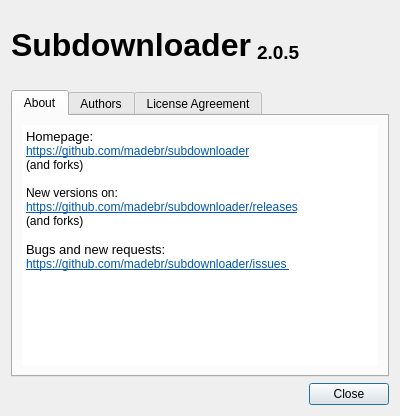
Qt form subdownloader/client/gui/about.ui (subdownloader/subdownloader) before a commit.
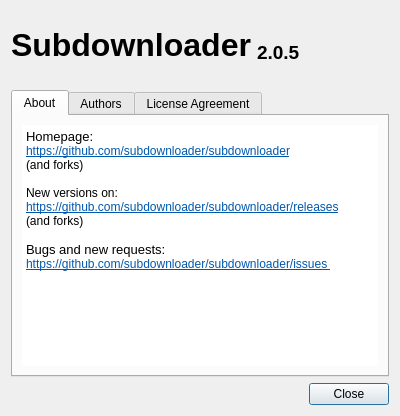
The same form after that commit. Icons and pictures are not drawn.

Commit message: Set project website to github.com/subdownloader/subdownloader

Patch:
```diff
--- a/subdownloader/client/gui/about.ui
+++ b/subdownloader/client/gui/about.ui
@@ -159,16 +159,16 @@
 p, li { white-space: pre-wrap; }
 &lt;/style&gt;&lt;/head&gt;&lt;body style=&quot; font-family:'Cantarell'; font-size:11pt; font-weight:400; font-style:normal;&quot;&gt;
 &lt;p style=&quot; margin-top:0px; margin-bottom:0px; margin-left:0px; margin-right:0px; -qt-block-indent:0; text-indent:0px;&quot;&gt;&lt;span style=&quot; font-family:'DejaVu Sans'; font-size:10pt;&quot;&gt;Homepage:&lt;/span&gt;&lt;/p&gt;
-&lt;p style=&quot; margin-top:0px; margin-bottom:0px; margin-left:0px; margin-right:0px; -qt-block-indent:0; text-indent:0px;&quot;&gt;&lt;a href=&quot;https://github.com/sergiomb2/subdownloader&quot;&gt;&lt;span style=&quot; font-family:'Sans Serif'; font-size:9pt; text-decoration: underline; color:#0057ae;&quot;&gt;https://github.com/madebr/subdownloader&lt;/span&gt;&lt;/a&gt;&lt;/p&gt;
+&lt;p style=&quot; margin-top:0px; margin-bottom:0px; margin-left:0px; margin-right:0px; -qt-block-indent:0; text-indent:0px;&quot;&gt;&lt;a href=&quot;https://github.com/subdownloader/subdownloader&quot;&gt;&lt;span style=&quot; font-family:'Sans Serif'; font-size:9pt; text-decoration: underline; color:#0057ae;&quot;&gt;https://github.com/subdownloader/subdownloader&lt;/span&gt;&lt;/a&gt;&lt;/p&gt;
 &lt;p style=&quot; margin-top:0px; margin-bottom:0px; margin-left:0px; margin-right:0px; -qt-block-indent:0; text-indent:0px;&quot;&gt;&lt;span style=&quot; font-family:'Sans Serif'; font-size:9pt;&quot;&gt;(&lt;/span&gt;&lt;span style=&quot; font-family:'Sans Serif'; font-size:9pt; color:#000000;&quot;&gt;and forks&lt;/span&gt;&lt;span style=&quot; font-family:'Sans Serif'; font-size:9pt;&quot;&gt;)&lt;/span&gt;&lt;/p&gt;
 &lt;p style=&quot;-qt-paragraph-type:empty; margin-top:0px; margin-bottom:0px; margin-left:0px; margin-right:0px; -qt-block-indent:0; text-indent:0px; font-family:'Sans Serif'; font-size:9pt;&quot;&gt;&lt;br /&gt;&lt;/p&gt;
 &lt;p style=&quot; margin-top:0px; margin-bottom:0px; margin-left:0px; margin-right:0px; -qt-block-indent:0; text-indent:0px;&quot;&gt;&lt;span style=&quot; font-family:'Sans Serif'; font-size:9pt;&quot;&gt;New versions on:&lt;/span&gt;&lt;/p&gt;
-&lt;p style=&quot; margin-top:0px; margin-bottom:0px; margin-left:0px; margin-right:0px; -qt-block-indent:0; text-indent:0px;&quot;&gt;&lt;a href=&quot;https://github.com/sergiomb2/subdownloader/releases&quot;&gt;&lt;span style=&quot; font-family:'Sans Serif'; font-size:9pt; text-decoration: underline; color:#0057ae;&quot;&gt;https://github.com/madebr/subdownloader/releases&lt;/span&gt;&lt;/a&gt;&lt;/p&gt;
+&lt;p style=&quot; margin-top:0px; margin-bottom:0px; margin-left:0px; margin-right:0px; -qt-block-indent:0; text-indent:0px;&quot;&gt;&lt;a href=&quot;https://github.com/subdownloader/subdownloader/releases&quot;&gt;&lt;span style=&quot; font-family:'Sans Serif'; font-size:9pt; text-decoration: underline; color:#0057ae;&quot;&gt;https://github.com/subdownloader/subdownloader/releases&lt;/span&gt;&lt;/a&gt;&lt;/p&gt;
 &lt;p style=&quot; margin-top:0px; margin-bottom:0px; margin-left:0px; margin-right:0px; -qt-block-indent:0; text-indent:0px;&quot;&gt;&lt;span style=&quot; font-family:'Sans Serif'; font-size:9pt;&quot;&gt;(&lt;/span&gt;&lt;span style=&quot; font-family:'Sans Serif'; font-size:9pt; color:#000000;&quot;&gt;and forks&lt;/span&gt;&lt;span style=&quot; font-family:'Sans Serif'; font-size:9pt;&quot;&gt;)&lt;/span&gt;&lt;/p&gt;
 &lt;p style=&quot;-qt-paragraph-type:empty; margin-top:0px; margin-bottom:0px; margin-left:0px; margin-right:0px; -qt-block-indent:0; text-indent:0px; font-family:'Sans Serif'; font-size:9pt;&quot;&gt;&lt;br /&gt;&lt;/p&gt;
 &lt;p style=&quot; margin-top:0px; margin-bottom:0px; margin-left:0px; margin-right:0px; -qt-block-indent:0; text-indent:0px;&quot;&gt;&lt;span style=&quot; font-family:'DejaVu Sans'; font-size:10pt;&quot;&gt;Bugs and new requests:&lt;/span&gt;&lt;/p&gt;
-&lt;p style=&quot; margin-top:0px; margin-bottom:0px; margin-left:0px; margin-right:0px; -qt-block-indent:0; text-indent:0px;&quot;&gt;&lt;a href=&quot;https://github.com/sergiomb2/subdownloader/issues
-&quot;&gt;&lt;span style=&quot; font-family:'Sans Serif'; font-size:9pt; text-decoration: underline; color:#0057ae;&quot;&gt;https://github.com/madebr/subdownloader/issues &lt;/span&gt;&lt;/a&gt;&lt;/p&gt;
+&lt;p style=&quot; margin-top:0px; margin-bottom:0px; margin-left:0px; margin-right:0px; -qt-block-indent:0; text-indent:0px;&quot;&gt;&lt;a href=&quot;https://github.com/subdownloader/subdownloader/issues
+&quot;&gt;&lt;span style=&quot; font-family:'Sans Serif'; font-size:9pt; text-decoration: underline; color:#0057ae;&quot;&gt;https://github.com/subdownloader/subdownloader/issues &lt;/span&gt;&lt;/a&gt;&lt;/p&gt;
 &lt;p style=&quot;-qt-paragraph-type:empty; margin-top:12px; margin-bottom:12px; margin-left:0px; margin-right:0px; -qt-block-indent:0; text-indent:0px; font-family:'Sans Serif'; font-size:9pt;&quot;&gt;&lt;br /&gt;&lt;/p&gt;&lt;/body&gt;&lt;/html&gt;</string>
          </property>
          <property name="openExternalLinks">
```
The commit also changes 3 other files.
